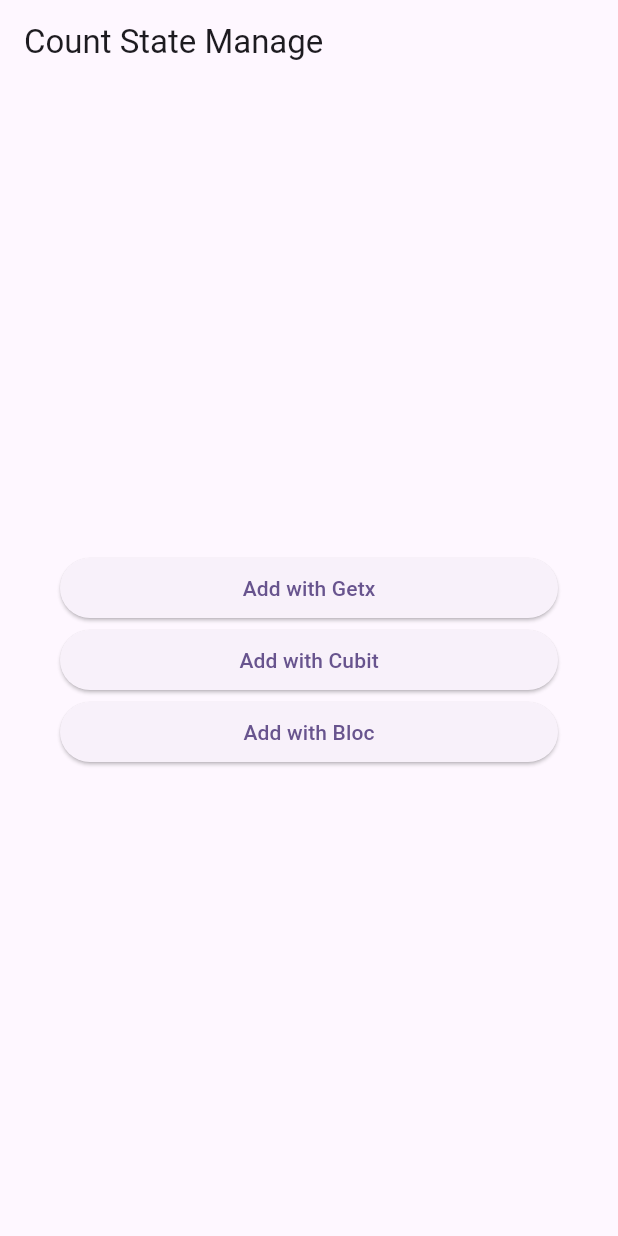
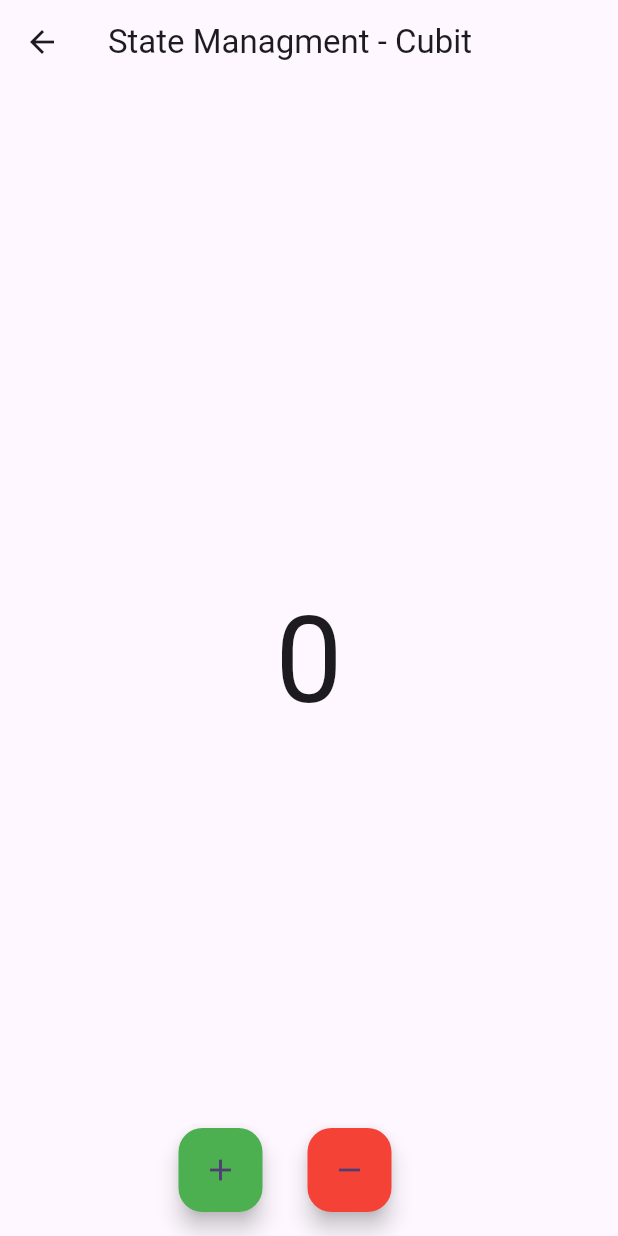
Before and after one commit to YdMinS/flutter-count-state-manage, a Flutter app: the screen it shows after launch, after a tap on "Add with Cubit", on a phone screen of 412 x 824 dp. Run offline on Flutter 3.47's test engine with Material 3 defaults, Android fonts, the phone set to English and light mode, and no system bars; our stand-ins replace bloc, flutter_bloc, get.

Commit message:
feat : Implement count page with cubit state management

```diff
--- a/lib/src/app.dart
+++ b/lib/src/app.dart
@@ -1,6 +1,9 @@
+import 'package:count_state_manage/src/cubit/count_cubit.dart';
+import 'package:count_state_manage/src/cubit/cubit_screen.dart';
 import 'package:count_state_manage/src/getx/count_getx_controller.dart';
 import 'package:count_state_manage/src/getx/getx_screen.dart';
 import 'package:flutter/material.dart';
+import 'package:flutter_bloc/flutter_bloc.dart';
 import 'package:get/get.dart';
 
 class App extends StatelessWidget {
@@ -29,7 +32,15 @@ class App extends StatelessWidget {
                   );
                 },
                 child: Text('Add with Getx')),
-            ElevatedButton(onPressed: () {}, child: Text('Add with Cubit')),
+            ElevatedButton(
+                onPressed: () {
+                  Get.to(
+                      BlocProvider(
+                          create: (context) => CountCubit(),
+                          child: CubitScreen()),
+                      duration: Duration.zero);
+                },
+                child: Text('Add with Cubit')),
             ElevatedButton(onPressed: () {}, child: Text('Add with Bloc'))
           ],
         ),
--- /dev/null
+++ b/lib/src/cubit/count_cubit.dart
@@ -0,0 +1,13 @@
+import 'package:bloc/bloc.dart';
+
+class CountCubit extends Cubit<int> {
+  CountCubit() : super(0);
+
+  void addCount() {
+    emit(state + 1);
+  }
+
+  void subtractCount() {
+    emit(state - 1);
+  }
+}
--- /dev/null
+++ b/lib/src/cubit/cubit_screen.dart
@@ -0,0 +1,40 @@
+import 'package:count_state_manage/src/cubit/count_cubit.dart';
+import 'package:flutter/material.dart';
+import 'package:flutter_bloc/flutter_bloc.dart';
+
+class CubitScreen extends StatelessWidget {
+  const CubitScreen({super.key});
+
+  @override
+  Widget build(BuildContext context) {
+    return Scaffold(
+      appBar: AppBar(
+        title: Text('State Managment - Cubit'),
+      ),
+      body: Center(
+        child: BlocBuilder<CountCubit, int>(builder: (context, state) {
+          return Text(
+            state.toString(),
+            style: TextStyle(fontSize: 80),
+          );
+        }),
+      ),
+      floatingActionButton: Row(
+        mainAxisAlignment: MainAxisAlignment.center,
+        children: [
+          FloatingActionButton(
+            onPressed: context.read<CountCubit>().addCount,
+            backgroundColor: Colors.green,
+            child: Icon(Icons.add),
+          ),
+          SizedBox(width: 30),
+          FloatingActionButton(
+            onPressed: context.read<CountCubit>().subtractCount,
+            backgroundColor: Colors.red,
+            child: Icon(Icons.remove),
+          ),
+        ],
+      ),
+    );
+  }
+}
```
